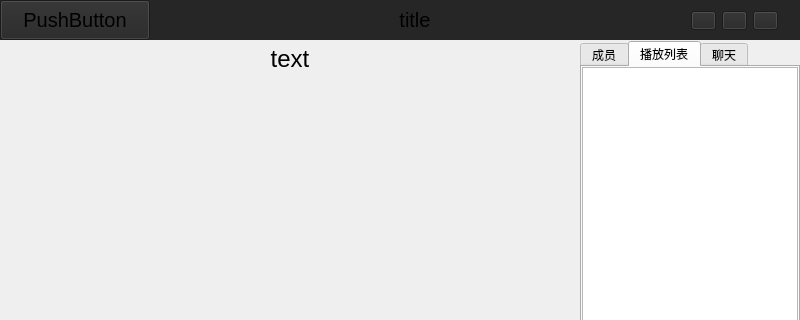
Qt form widget.ui (Canxin-ku/Media-Player) before a commit; both pictures show x 0 to 800 and y 0 to 320 of the 800 by 650 pixel window.
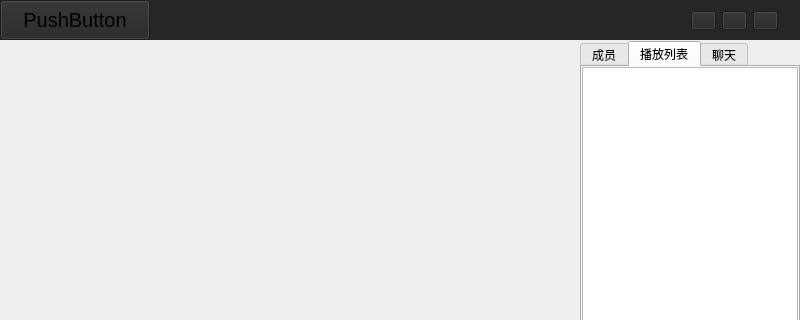
The same form after that commit. Icons and pictures are not drawn. Custom widgets are drawn as their Qt base class.

```diff
--- a/widget.ui
+++ b/widget.ui
@@ -181,7 +181,7 @@
            </font>
           </property>
           <property name="text">
-           <string>title</string>
+           <string/>
           </property>
           <property name="alignment">
            <set>Qt::AlignCenter</set>
@@ -1063,7 +1063,7 @@
             <string notr="true"/>
            </property>
            <property name="text">
-            <string>text</string>
+            <string/>
            </property>
            <property name="alignment">
             <set>Qt::AlignCenter</set>
@@ -1111,6 +1111,12 @@
    <header location="global">dragmenu.h</header>
    <container>1</container>
   </customwidget>
+  <customwidget>
+   <class>ClickVideo</class>
+   <extends>QWidget</extends>
+   <header location="global">clickvideo.h</header>
+   <container>1</container>
+  </customwidget>
  </customwidgets>
  <resources/>
  <connections/>
```
Left out of the diff: 12 changed lines with no effect on the pictures.
